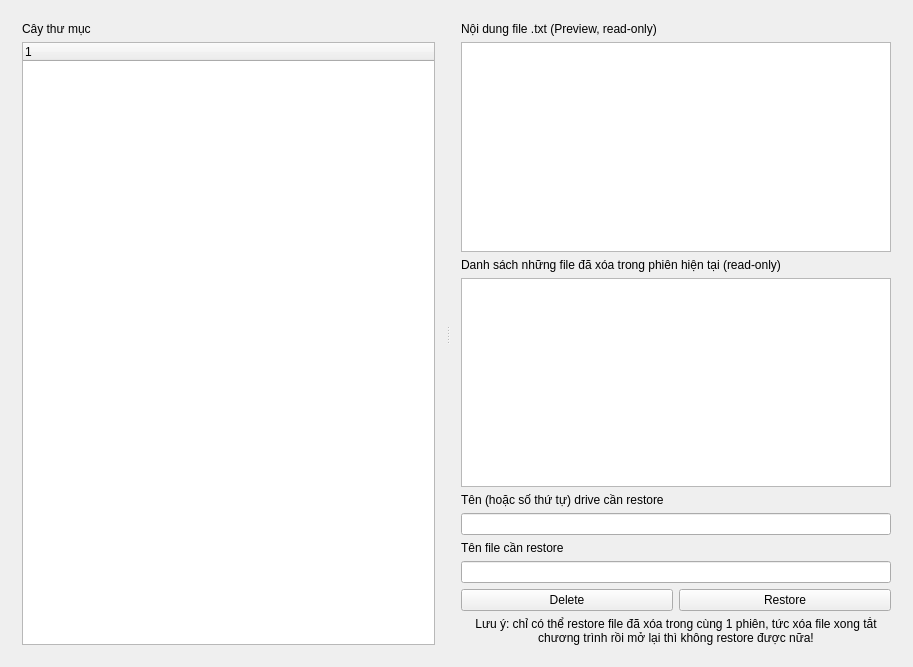
This is Qt_GUI.ui in m0nters/OS_HCMUS_Lab02-Partition_detection_GUI as Qt 5 draws it before an edit. The edited form follows.
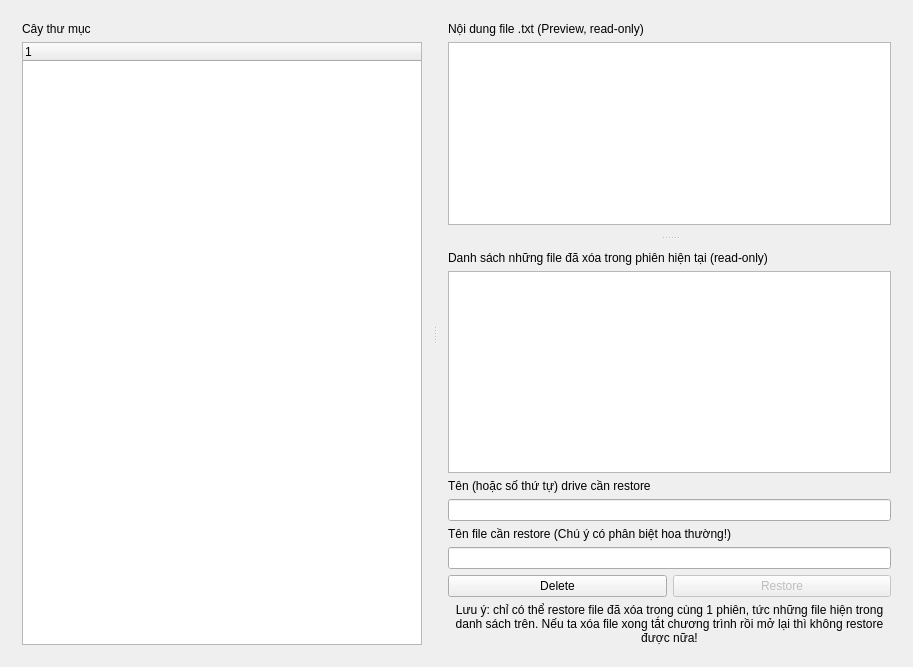
This is the edited form.

Patch:
```diff
--- a/Qt_GUI.ui
+++ b/Qt_GUI.ui
@@ -23,7 +23,7 @@
       <widget class="QWidget" name="layoutWidget">
        <layout class="QVBoxLayout" name="left_layout">
         <item>
-         <widget class="QLabel" name="label_4">
+         <widget class="QLabel" name="tree_label">
           <property name="text">
            <string>Cây thư mục</string>
           </property>
@@ -43,12 +43,20 @@
         </item>
        </layout>
       </widget>
+      <widget class="QSplitter" name="right_layout">
+       <property name="minimumSize">
+        <size>
+         <width>0</width>
+         <height>0</height>
+        </size>
+       </property>
+       <property name="orientation">
+        <enum>Qt::Orientation::Vertical</enum>
+       </property>
       <widget class="QWidget" name="layoutWidget">
-       <layout class="QVBoxLayout" name="verticalLayout_7">
+        <layout class="QVBoxLayout" name="upper">
         <item>
-         <layout class="QVBoxLayout" name="verticalLayout_5">
-          <item>
-           <widget class="QLabel" name="label_3">
+          <widget class="QLabel" name="file_content_label">
             <property name="text">
              <string>Nội dung file .txt (Preview, read-only)</string>
             </property>
@@ -56,12 +64,12 @@
              <bool>true</bool>
             </property>
             <property name="buddy">
-             <cstring>plainTextEdit</cstring>
+            <cstring>file_content_box</cstring>
             </property>
            </widget>
           </item>
           <item>
-           <widget class="QPlainTextEdit" name="plainTextEdit">
+          <widget class="QPlainTextEdit" name="file_content_box">
             <property name="sizePolicy">
              <sizepolicy hsizetype="Expanding" vsizetype="Expanding">
               <horstretch>0</horstretch>
@@ -80,21 +88,26 @@
            </widget>
           </item>
          </layout>
-        </item>
+       </widget>
+       <widget class="QWidget" name="layoutWidget">
+        <layout class="QVBoxLayout" name="lower">
         <item>
-         <layout class="QVBoxLayout" name="verticalLayout_6">
+          <layout class="QVBoxLayout" name="deleted_list">
           <item>
-           <widget class="QLabel" name="label_5">
+            <widget class="QLabel" name="deleted_list_label">
             <property name="text">
              <string>Danh sách những file đã xóa trong phiên hiện tại (read-only)</string>
             </property>
             <property name="wordWrap">
              <bool>true</bool>
             </property>
+             <property name="buddy">
+              <cstring>deleted_list_box</cstring>
+             </property>
            </widget>
           </item>
           <item>
-           <widget class="QPlainTextEdit" name="delete_list">
+            <widget class="QPlainTextEdit" name="deleted_list_box">
             <property name="readOnly">
              <bool>true</bool>
             </property>
@@ -103,13 +116,13 @@
          </layout>
         </item>
         <item>
-         <layout class="QVBoxLayout" name="verticalLayout_4">
+          <layout class="QVBoxLayout" name="in_out_methods">
           <item>
-           <layout class="QVBoxLayout" name="verticalLayout_3">
+            <layout class="QVBoxLayout" name="input">
             <item>
-             <layout class="QVBoxLayout" name="verticalLayout_2">
+              <layout class="QVBoxLayout" name="drive">
               <item>
-               <widget class="QLabel" name="label">
+                <widget class="QLabel" name="drive_input_label">
                 <property name="text">
                  <string>Tên (hoặc số thứ tự) drive cần restore </string>
                 </property>
@@ -124,26 +137,26 @@
              </layout>
             </item>
             <item>
-             <layout class="QVBoxLayout" name="verticalLayout">
+              <layout class="QVBoxLayout" name="name">
               <item>
-               <widget class="QLabel" name="label_2">
+                <widget class="QLabel" name="name_input_label">
                 <property name="text">
-                 <string>Tên file cần restore</string>
+                  <string>Tên file cần restore (Chú ý có phân biệt hoa thường!)</string>
                 </property>
                 <property name="buddy">
-                 <cstring>file_name_input</cstring>
+                  <cstring>name_input</cstring>
                 </property>
                </widget>
               </item>
               <item>
-               <widget class="QLineEdit" name="file_name_input"/>
+                <widget class="QLineEdit" name="name_input"/>
               </item>
              </layout>
             </item>
            </layout>
           </item>
           <item>
-           <layout class="QHBoxLayout" name="horizontalLayout">
+            <layout class="QHBoxLayout" name="output">
             <item>
              <widget class="QPushButton" name="delete_button">
               <property name="text">
@@ -153,6 +166,9 @@
             </item>
             <item>
              <widget class="QPushButton" name="restore_button">
+               <property name="enabled">
+                <bool>false</bool>
+               </property>
               <property name="text">
                <string>Restore</string>
               </property>
@@ -163,9 +179,9 @@
          </layout>
         </item>
         <item>
-         <widget class="QLabel" name="notice">
+          <widget class="QLabel" name="notice_sign">
           <property name="text">
-           <string>Lưu ý: chỉ có thể restore file đã xóa trong cùng 1 phiên, tức xóa file xong tắt chương trình rồi mở lại thì không restore được nữa!</string>
+            <string>Lưu ý: chỉ có thể restore file đã xóa trong cùng 1 phiên, tức những file hiện trong danh sách trên. Nếu ta xóa file xong tắt chương trình rồi mở lại thì không restore được nữa!</string>
           </property>
           <property name="alignment">
            <set>Qt::AlignmentFlag::AlignCenter</set>
@@ -178,6 +194,7 @@
        </layout>
       </widget>
      </widget>
+     </widget>
     </item>
    </layout>
   </widget>
```
Left out of the diff: 2 changed lines with no effect on the pictures. Lines whose indentation alone changed are shown as unchanged.
